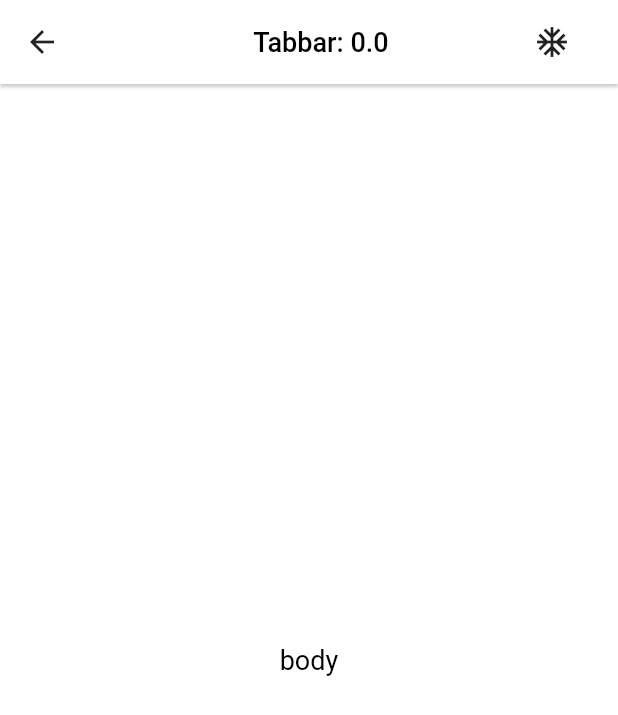
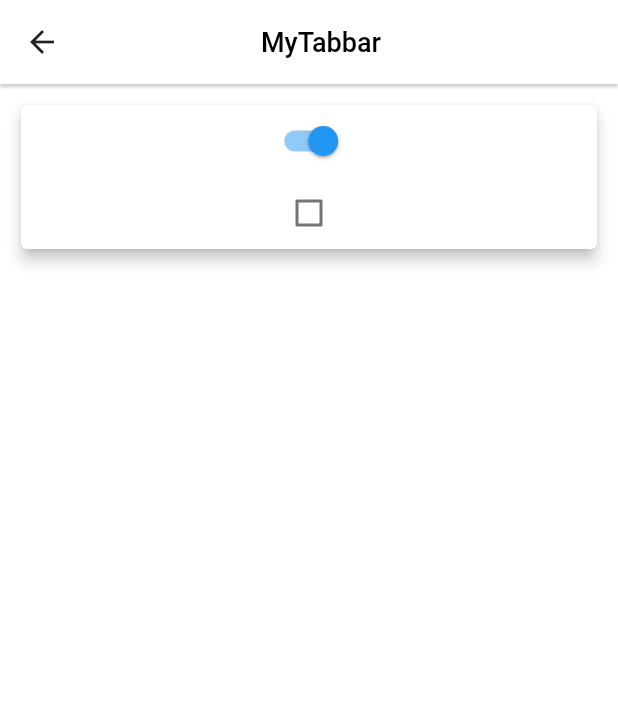
Before and after one commit to wingsico/Apps, a Flutter app: the CustomTabbarScreen screen opened directly, on a phone screen of 412 x 824 dp. Shown: the top 715 px of the screen. Run offline on Flutter 3.47's test engine with Material 2 defaults, Android fonts, the phone set to English and light mode, and no system bars; our stand-ins replace html_unescape.

Commit message:
feat: custome scaffold

```diff
--- /dev/null
+++ b/lib/apps/demo/screens/practices/components/switch_and_checkbox.dart
@@ -0,0 +1,37 @@
+import 'package:flutter/material.dart';
+
+class SwitchAndCheckbox extends StatefulWidget {
+  @override
+  _SwicthAndCheckboxState createState() => _SwicthAndCheckboxState();
+}
+
+class _SwicthAndCheckboxState extends State<SwitchAndCheckbox> {
+  bool _switchSelected = true;
+  bool _checkboxSelected = false;
+
+  @override
+  build(BuildContext ctx) {
+    return Column(
+      children: [
+        Switch(
+          value: _switchSelected,
+          onChanged: (value) {
+            setState(() {
+              _switchSelected = value;
+            });
+          },
+        ),
+        Checkbox(
+          value: _checkboxSelected,
+          activeColor: Colors.green,
+          tristate: true,
+          onChanged: (value) {
+            setState(() {
+              _checkboxSelected = value;
+            });
+          },
+        )
+      ],
+    );
+  }
+}
--- a/lib/apps/demo/screens/practices/tabbar.dart
+++ b/lib/apps/demo/screens/practices/tabbar.dart
@@ -1,39 +1,20 @@
-import 'package:Apps/common/responsive.dart';
+import 'package:Apps/components/scaffold.dart';
+import 'package:Apps/components/section.dart';
 import 'package:Apps/components/tabbar.dart';
 import 'package:flutter/material.dart';
+import 'components/switch_and_checkbox.dart';
 
 class CustomTabbarScreen extends StatelessWidget {
   @override
   build(BuildContext ctx) {
-    return Container(
-        decoration: BoxDecoration(
-          color: Colors.white,
-        ),
-        child: SafeArea(
-          child: DefaultTextStyle(
-            style: TextStyle(
-              color: Colors.black,
-              fontSize: 18,
-              fontWeight: FontWeight.normal,
-            ),
-            child: Container(
-              decoration: BoxDecoration(),
-              child: Column(
-                children: [
-                  Tabbar(
-                    title: Text('Tabbar: ${Responsive.bottomHeight}'),
-                    actions: [Icon(Icons.ac_unit)],
-                  ),
-                  Expanded(
-                    flex: 1,
-                    child: Center(
-                      child: Text('body'),
-                    ),
-                  )
-                ],
-              ),
-            ),
-          ),
-        ));
+    return MyScaffold(
+      tabbar: Tabbar(title: Text('MyTabbar')),
+      body: Container(
+        padding: const EdgeInsets.all(10),
+        child: Column(children: [
+          Section(child: SwitchAndCheckbox()),
+        ]),
+      ),
+    );
   }
 }
--- a/lib/components/not_found_page.dart
+++ b/lib/components/not_found_page.dart
@@ -15,7 +15,7 @@ class NotFoundPage extends StatelessWidget {
         child: Column(
           mainAxisAlignment: MainAxisAlignment.center,
           children: [
-            Image.asset('images/404.png'),
+            Image.asset('assets/images/404.png'),
             Padding(
               padding: const EdgeInsets.fromLTRB(20, 20, 20, 0),
               child: Text.rich(
--- /dev/null
+++ b/lib/components/scaffold.dart
@@ -0,0 +1,41 @@
+import 'package:Apps/components/tabbar.dart';
+import 'package:flutter/material.dart';
+
+class MyScaffold extends StatelessWidget {
+  final Tabbar tabbar;
+  final Widget body;
+
+  MyScaffold({this.tabbar, this.body});
+
+  @override
+  build(BuildContext ctx) {
+    return Material(
+      child: Container(
+        decoration: BoxDecoration(
+          color: Colors.white,
+        ),
+        child: SafeArea(
+          child: DefaultTextStyle(
+            style: TextStyle(
+              color: Colors.black,
+              fontSize: 18,
+              fontWeight: FontWeight.normal,
+            ),
+            child: Container(
+              child: Column(
+                children: [
+                  if (tabbar != null) tabbar,
+                  if (body != null)
+                    Expanded(
+                      flex: 1,
+                      child: body,
+                    ),
+                ],
+              ),
+            ),
+          ),
+        ),
+      ),
+    );
+  }
+}
--- /dev/null
+++ b/lib/components/section.dart
@@ -0,0 +1,17 @@
+import 'package:flutter/material.dart';
+
+class Section extends StatelessWidget {
+  final Widget child;
+  Section({this.child});
+
+  @override
+  build(BuildContext ctx) {
+    return FractionallySizedBox(
+      widthFactor: 1,
+      child: Card(
+        elevation: 4,
+        child: child,
+      ),
+    );
+  }
+}
```
Also changed, not shown: assets/images/404.png (renamed from images/404.png).
